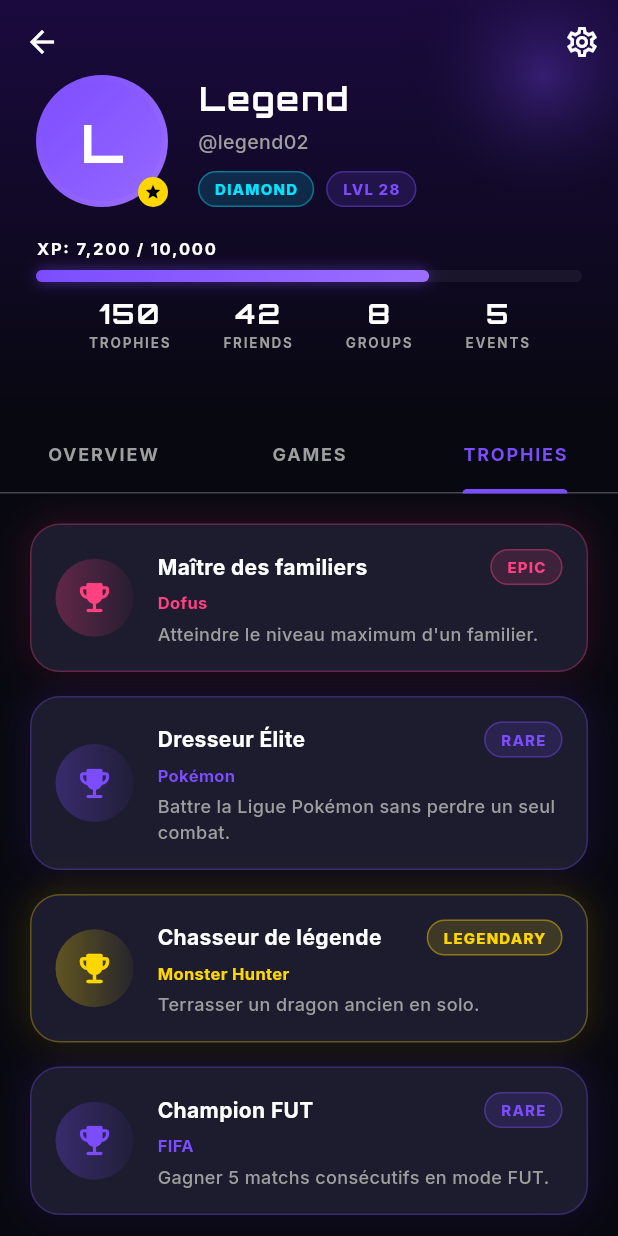
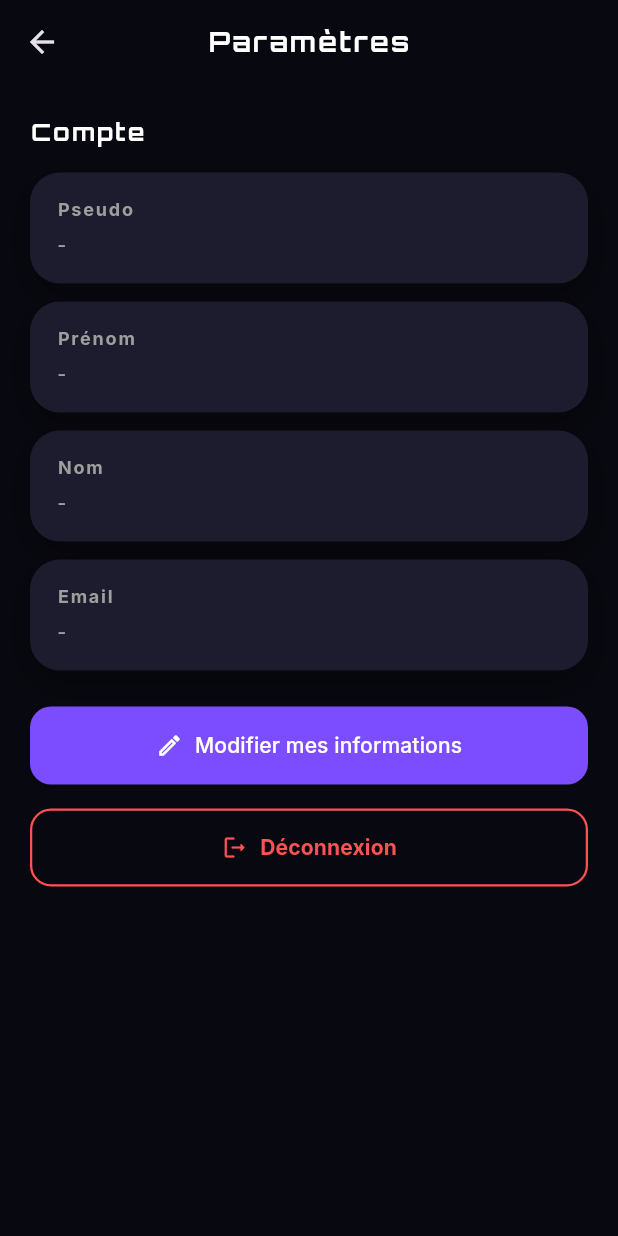
Before and after one commit to Alexandreboz/GamerConnectAPI-Mobile, a Flutter app: the ProfilPage screen opened by its route, tab 3 chosen, after a tap on the "settings" icon, on a phone screen of 412 x 824 dp. Run offline on Flutter 3.47's test engine with Material 3 defaults, Android fonts, the phone set to English and light mode, and no system bars; drawn by our look-alikes of flutter_animate; our stand-ins replace google_fonts, shared_preferences, socket_io_client; accounts and stored records are empty.

Commit message:
Page paramètres avec déconnexion et modification information

```diff
--- a/gamerconnectmobile/lib/main.dart
+++ b/gamerconnectmobile/lib/main.dart
@@ -7,6 +7,8 @@ import 'screens/register_page.dart';
 import 'screens/login.dart';
 import 'screens/home.dart';
 import 'screens/profil.dart';
+import 'screens/settings_page.dart';
+import 'screens/edit_profile_page.dart';
 import 'screens/evenement_page.dart';
 import 'screens/groupes_page.dart';
 import 'screens/joueurs_page.dart';
@@ -65,6 +67,8 @@ class GamerConnectApp extends StatelessWidget {
         '/evenements': (context) => EvenementPage(),
         '/groupes': (context) => GroupesPage(),
         '/joueurs': (context) => JoueursPage(),
+        '/settings': (context) => const SettingsPage(),
+        '/edit_profile': (context) => const EditProfilePage(),
         '/actu': (context) => ActuPage(),
         '/succes': (context) => SuccesPage(),
       },
--- a/gamerconnectmobile/lib/screens/profil.dart
+++ b/gamerconnectmobile/lib/screens/profil.dart
@@ -2,6 +2,7 @@ import 'package:flutter/material.dart';
 import 'package:flutter_animate/flutter_animate.dart';
 import '../theme/design_system.dart';
 import '../services/auth_service.dart';
+import 'settings_page.dart';
 import 'welcome.dart';
 
 class ProfilPage extends StatefulWidget {
@@ -9,31 +10,98 @@ class ProfilPage extends StatefulWidget {
   State<ProfilPage> createState() => _ProfilPageState();
 }
 
-class _ProfilPageState extends State<ProfilPage> with SingleTickerProviderStateMixin {
+class _ProfilPageState extends State<ProfilPage>
+    with SingleTickerProviderStateMixin {
   String _pseudo = 'Legend';
   late TabController _tabController;
 
   final List<Map<String, dynamic>> _favoriteGames = [
-    {'name': 'FIFA 23', 'image': 'assets/images/fifa.png', 'hours': '320h', 'color': AppColors.green},
-    {'name': 'Dofus Touch', 'image': 'assets/images/dofus.png', 'hours': '210h', 'color': AppColors.orange},
-    {'name': 'Monster H.', 'image': 'assets/images/monster.png', 'hours': '180h', 'color': AppColors.accent},
-    {'name': 'Pokemon Go', 'image': 'assets/images/pokemon.png', 'hours': '95h', 'color': AppColors.secondary},
+    {
+      'name': 'FIFA 23',
+      'image': 'assets/images/fifa.png',
+      'hours': '320h',
+      'color': AppColors.green
+    },
+    {
+      'name': 'Dofus Touch',
+      'image': 'assets/images/dofus.png',
+      'hours': '210h',
+      'color': AppColors.orange
+    },
+    {
+      'name': 'Monster H.',
+      'image': 'assets/images/monster.png',
+      'hours': '180h',
+      'color': AppColors.accent
+    },
+    {
+      'name': 'Pokemon Go',
+      'image': 'assets/images/pokemon.png',
+      'hours': '95h',
+      'color': AppColors.secondary
+    },
   ];
 
   final List<Map<String, dynamic>> _badges = [
-    {'icon': Icons.emoji_events_rounded, 'name': 'Champion', 'color': AppColors.gold},
-    {'icon': Icons.flash_on_rounded, 'name': 'Speed Run', 'color': AppColors.accent},
-    {'icon': Icons.group_rounded, 'name': 'Social', 'color': AppColors.secondary},
+    {
+      'icon': Icons.emoji_events_rounded,
+      'name': 'Champion',
+      'color': AppColors.gold
+    },
+    {
+      'icon': Icons.flash_on_rounded,
+      'name': 'Speed Run',
+      'color': AppColors.accent
+    },
+    {
+      'icon': Icons.group_rounded,
+      'name': 'Social',
+      'color': AppColors.secondary
+    },
     {'icon': Icons.star_rounded, 'name': 'Legend', 'color': AppColors.primary},
-    {'icon': Icons.local_fire_department_rounded, 'name': 'Streak', 'color': AppColors.orange},
+    {
+      'icon': Icons.local_fire_department_rounded,
+      'name': 'Streak',
+      'color': AppColors.orange
+    },
   ];
 
   final List<Map<String, dynamic>> _achievements = [
-    {'title': 'Maître des familiers', 'game': 'Dofus', 'description': 'Atteindre le niveau maximum d\'un familier.', 'rarity': 'EPIC', 'color': AppColors.accent},
-    {'title': 'Dresseur Élite', 'game': 'Pokémon', 'description': 'Battre la Ligue Pokémon sans perdre un seul combat.', 'rarity': 'RARE', 'color': AppColors.primary},
-    {'title': 'Chasseur de légende', 'game': 'Monster Hunter', 'description': 'Terrasser un dragon ancien en solo.', 'rarity': 'LEGENDARY', 'color': AppColors.gold},
-    {'title': 'Champion FUT', 'game': 'FIFA', 'description': 'Gagner 5 matchs consécutifs en mode FUT.', 'rarity': 'RARE', 'color': AppColors.secondary},
-    {'title': 'Collectionneur', 'game': 'Pokémon', 'description': 'Attraper 100 Pokémon différents.', 'rarity': 'UNCOMMON', 'color': AppColors.green},
+    {
+      'title': 'Maître des familiers',
+      'game': 'Dofus',
+      'description': 'Atteindre le niveau maximum d\'un familier.',
+      'rarity': 'EPIC',
+      'color': AppColors.accent
+    },
+    {
+      'title': 'Dresseur Élite',
+      'game': 'Pokémon',
+      'description': 'Battre la Ligue Pokémon sans perdre un seul combat.',
+      'rarity': 'RARE',
+      'color': AppColors.primary
+    },
+    {
+      'title': 'Chasseur de légende',
+      'game': 'Monster Hunter',
+      'description': 'Terrasser un dragon ancien en solo.',
+      'rarity': 'LEGENDARY',
+      'color': AppColors.gold
+    },
+    {
+      'title': 'Champion FUT',
+      'game': 'FIFA',
+      'description': 'Gagner 5 matchs consécutifs en mode FUT.',
+      'rarity': 'RARE',
+      'color': AppColors.secondary
+    },
+    {
+      'title': 'Collectionneur',
+      'game': 'Pokémon',
+      'description': 'Attraper 100 Pokémon différents.',
+      'rarity': 'UNCOMMON',
+      'color': AppColors.green
+    },
   ];
 
   @override
@@ -87,7 +155,15 @@ class _ProfilPageState extends State<ProfilPage> with SingleTickerProviderStateM
       actions: [
         IconButton(
           icon: const Icon(Icons.settings_outlined, color: Colors.white),
-          onPressed: () {},
+          onPressed: () async {
+            final updated = await Navigator.push<bool?>(
+              context,
+              MaterialPageRoute(builder: (_) => const SettingsPage()),
+            );
+            if (updated == true && mounted) {
+              _loadUser();
+            }
+          },
         ),
       ],
       flexibleSpace: FlexibleSpaceBar(
@@ -113,7 +189,10 @@ class _ProfilPageState extends State<ProfilPage> with SingleTickerProviderStateM
                 decoration: BoxDecoration(
                   shape: BoxShape.circle,
                   gradient: RadialGradient(
-                    colors: [AppColors.primary.withOpacity(0.3), Colors.transparent],
+                    colors: [
+                      AppColors.primary.withOpacity(0.3),
+                      Colors.transparent
+                    ],
                   ),
                 ),
               ),
@@ -145,8 +224,11 @@ class _ProfilPageState extends State<ProfilPage> with SingleTickerProviderStateM
                                 ),
                                 child: Center(
                                   child: Text(
-                                    _pseudo.isNotEmpty ? _pseudo[0].toUpperCase() : 'G',
-                                    style: AppStyles.heading.copyWith(fontSize: 36),
+                                    _pseudo.isNotEmpty
+                                        ? _pseudo[0].toUpperCase()
+                                        : 'G',
+                                    style: AppStyles.heading
+                                        .copyWith(fontSize: 36),
                                   ),
                                 ),
                               ),
@@ -157,7 +239,8 @@ class _ProfilPageState extends State<ProfilPage> with SingleTickerProviderStateM
                                 color: AppColors.gold,
                                 shape: BoxShape.circle,
                               ),
-                              child: const Icon(Icons.star, color: Colors.black, size: 12),
+                              child: const Icon(Icons.star,
+                                  color: Colors.black, size: 12),
                             ),
                           ],
                         ),
@@ -166,13 +249,17 @@ class _ProfilPageState extends State<ProfilPage> with SingleTickerProviderStateM
                           child: Column(
                             crossAxisAlignment: CrossAxisAlignment.start,
                             children: [
-                              Text(_pseudo, style: AppStyles.heading.copyWith(fontSize: 22)),
+                              Text(_pseudo,
+                                  style:
+                                      AppStyles.heading.copyWith(fontSize: 22)),
                               const SizedBox(height: 4),
-                              Text('@${_pseudo.toLowerCase()}02', style: AppStyles.subHeading),
+                              Text('@${_pseudo.toLowerCase()}02',
+                                  style: AppStyles.subHeading),
                               const SizedBox(height: 10),
                               Row(
                                 children: [
-                                  AppWidgets.badge('DIAMOND', AppColors.secondary),
+                                  AppWidgets.badge(
+                                      'DIAMOND', AppColors.secondary),
                                   const SizedBox(width: 8),
                                   AppWidgets.badge('LVL 28', AppColors.primary),
                                 ],
@@ -206,8 +293,11 @@ class _ProfilPageState extends State<ProfilPage> with SingleTickerProviderStateM
 
   Widget _headerStat(String v, String l) => Column(
         children: [
-      Text(v, style: AppStyles.heading.copyWith(fontSize: 18, color: Colors.white)),
-      Text(l, style: AppStyles.label.copyWith(fontSize: 9, color: Colors.grey)),
+          Text(v,
+              style: AppStyles.heading
+                  .copyWith(fontSize: 18, color: Colors.white)),
+          Text(l,
+              style: AppStyles.label.copyWith(fontSize: 9, color: Colors.grey)),
         ],
       );
 
@@ -219,10 +309,15 @@ class _ProfilPageState extends State<ProfilPage> with SingleTickerProviderStateM
         indicatorColor: AppColors.primary,
         indicatorWeight: 3,
         labelStyle: AppStyles.label.copyWith(fontSize: 12),
-        unselectedLabelStyle: AppStyles.label.copyWith(fontSize: 12, color: Colors.grey),
+        unselectedLabelStyle:
+            AppStyles.label.copyWith(fontSize: 12, color: Colors.grey),
         labelColor: AppColors.primary,
         unselectedLabelColor: Colors.grey,
-        tabs: const [Tab(text: 'OVERVIEW'), Tab(text: 'GAMES'), Tab(text: 'TROPHIES')],
+        tabs: const [
+          Tab(text: 'OVERVIEW'),
+          Tab(text: 'GAMES'),
+          Tab(text: 'TROPHIES')
+        ],
       ),
     );
   }
@@ -239,21 +334,28 @@ class _ProfilPageState extends State<ProfilPage> with SingleTickerProviderStateM
           const SizedBox(height: 16),
           Row(
             mainAxisAlignment: MainAxisAlignment.spaceEvenly,
-            children: _badges.map((b) => Column(
+            children: _badges
+                .map((b) => Column(
                       children: [
                         Container(
                           padding: const EdgeInsets.all(14),
                           decoration: BoxDecoration(
                             shape: BoxShape.circle,
-                    gradient: AppColors.cardGradient(b['color'] as Color),
-                    border: Border.all(color: (b['color'] as Color).withOpacity(0.4)),
+                            gradient:
+                                AppColors.cardGradient(b['color'] as Color),
+                            border: Border.all(
+                                color: (b['color'] as Color).withOpacity(0.4)),
                           ),
-                  child: Icon(b['icon'] as IconData, color: b['color'] as Color, size: 22),
+                          child: Icon(b['icon'] as IconData,
+                              color: b['color'] as Color, size: 22),
                         ),
                         const SizedBox(height: 6),
-                Text(b['name'] as String, style: AppStyles.label.copyWith(fontSize: 9, color: Colors.grey)),
+                        Text(b['name'] as String,
+                            style: AppStyles.label
+                                .copyWith(fontSize: 9, color: Colors.grey)),
                       ],
-            )).toList(),
+                    ))
+                .toList(),
           ).animate().fadeIn(delay: const Duration(milliseconds: 100)),
 
           const SizedBox(height: 28),
@@ -261,11 +363,15 @@ class _ProfilPageState extends State<ProfilPage> with SingleTickerProviderStateM
           const SizedBox(height: 16),
           Row(
             children: [
-              _accountCard("PlayStation", Icons.gamepad_rounded, AppColors.primary, connected: true),
+              _accountCard(
+                  "PlayStation", Icons.gamepad_rounded, AppColors.primary,
+                  connected: true),
               const SizedBox(width: 12),
-              _accountCard("Xbox", Icons.sports_esports, AppColors.green, connected: false),
+              _accountCard("Xbox", Icons.sports_esports, AppColors.green,
+                  connected: false),
               const SizedBox(width: 12),
-              _accountCard("Steam", Icons.computer_rounded, AppColors.secondary, connected: true),
+              _accountCard("Steam", Icons.computer_rounded, AppColors.secondary,
+                  connected: true),
             ],
           ).animate().fadeIn(delay: const Duration(milliseconds: 200)),
 
@@ -303,11 +409,14 @@ class _ProfilPageState extends State<ProfilPage> with SingleTickerProviderStateM
                 }
               },
               icon: const Icon(Icons.logout_rounded, color: Colors.redAccent),
-              label: const Text("SIGN OUT", style: TextStyle(color: Colors.redAccent, fontWeight: FontWeight.bold)),
+              label: const Text("SIGN OUT",
+                  style: TextStyle(
+                      color: Colors.redAccent, fontWeight: FontWeight.bold)),
               style: OutlinedButton.styleFrom(
                 padding: const EdgeInsets.symmetric(vertical: 16),
                 side: const BorderSide(color: Colors.redAccent, width: 1.5),
-                shape: RoundedRectangleBorder(borderRadius: BorderRadius.circular(14)),
+                shape: RoundedRectangleBorder(
+                    borderRadius: BorderRadius.circular(14)),
               ),
             ),
           ).animate().fadeIn(delay: const Duration(milliseconds: 400)),
@@ -316,7 +425,8 @@ class _ProfilPageState extends State<ProfilPage> with SingleTickerProviderStateM
     );
   }
 
-  Widget _accountCard(String name, IconData icon, Color color, {bool connected = false}) {
+  Widget _accountCard(String name, IconData icon, Color color,
+      {bool connected = false}) {
     return Expanded(
       child: Container(
         padding: const EdgeInsets.symmetric(vertical: 16),
@@ -325,9 +435,12 @@ class _ProfilPageState extends State<ProfilPage> with SingleTickerProviderStateM
           children: [
             Icon(icon, color: connected ? color : Colors.grey, size: 26),
             const SizedBox(height: 8),
-            Text(name, style: AppStyles.label.copyWith(fontSize: 9, color: connected ? color : Colors.grey)),
+            Text(name,
+                style: AppStyles.label.copyWith(
+                    fontSize: 9, color: connected ? color : Colors.grey)),
             const SizedBox(height: 6),
-            AppWidgets.badge(connected ? 'LINKED' : 'CONNECT', connected ? color : Colors.grey),
+            AppWidgets.badge(connected ? 'LINKED' : 'CONNECT',
+                connected ? color : Colors.grey),
           ],
         ),
       ),
@@ -342,7 +455,8 @@ class _ProfilPageState extends State<ProfilPage> with SingleTickerProviderStateM
           mainAxisAlignment: MainAxisAlignment.spaceBetween,
           children: [
             Text(label, style: AppStyles.subHeading.copyWith(fontSize: 12)),
-            Text('${(value * 100).toInt()}%', style: AppStyles.label.copyWith(fontSize: 11, color: color)),
+            Text('${(value * 100).toInt()}%',
+                style: AppStyles.label.copyWith(fontSize: 11, color: color)),
           ],
         ),
         const SizedBox(height: 6),
@@ -367,19 +481,26 @@ class _ProfilPageState extends State<ProfilPage> with SingleTickerProviderStateM
               children: [
                 ClipRRect(
                   borderRadius: BorderRadius.circular(12),
-                  child: Image.asset(g['image'] as String, width: 70, height: 70, fit: BoxFit.cover),
+                  child: Image.asset(g['image'] as String,
+                      width: 70, height: 70, fit: BoxFit.cover),
                 ),
                 const SizedBox(width: 16),
                 Expanded(
                   child: Column(
                     crossAxisAlignment: CrossAxisAlignment.start,
                     children: [
-                      Text(g['name'] as String, style: const TextStyle(color: Colors.white, fontWeight: FontWeight.bold, fontSize: 16)),
+                      Text(g['name'] as String,
+                          style: const TextStyle(
+                              color: Colors.white,
+                              fontWeight: FontWeight.bold,
+                              fontSize: 16)),
                       const SizedBox(height: 6),
                       Row(children: [
-                        const Icon(Icons.timer_outlined, color: Colors.grey, size: 14),
+                        const Icon(Icons.timer_outlined,
+                            color: Colors.grey, size: 14),
                         const SizedBox(width: 4),
-                        Text(g['hours'] as String, style: AppStyles.subHeading.copyWith(fontSize: 12)),
+                        Text(g['hours'] as String,
+                            style: AppStyles.subHeading.copyWith(fontSize: 12)),
                       ]),
                       const SizedBox(height: 12),
                       AppWidgets.xpBar([0.85, 0.70, 0.60, 0.40][i].toDouble()),
@@ -394,22 +515,33 @@ class _ProfilPageState extends State<ProfilPage> with SingleTickerProviderStateM
                         color: (g['color'] as Color).withOpacity(0.15),
                         shape: BoxShape.circle,
                       ),
-                      child: Icon(Icons.star_rounded, color: g['color'] as Color, size: 18),
+                      child: Icon(Icons.star_rounded,
+                          color: g['color'] as Color, size: 18),
                     ),
                     const SizedBox(height: 4),
-                    Text('#${i + 1}', style: AppStyles.label.copyWith(fontSize: 11, color: g['color'] as Color)),
+                    Text('#${i + 1}',
+                        style: AppStyles.label.copyWith(
+                            fontSize: 11, color: g['color'] as Color)),
                   ],
                 ),
               ],
             ),
-          ).animate().fadeIn(delay: Duration(milliseconds: 100 * i)).slideX(begin: 0.1);
+          )
+              .animate()
+              .fadeIn(delay: Duration(milliseconds: 100 * i))
+              .slideX(begin: 0.1);
         }).toList(),
       ),
     );
   }
 
   Widget _buildAchievementsTab() {
-    final colors = {'LEGENDARY': AppColors.gold, 'EPIC': AppColors.accent, 'RARE': AppColors.primary, 'UNCOMMON': AppColors.green};
+    final colors = {
+      'LEGENDARY': AppColors.gold,
+      'EPIC': AppColors.accent,
+      'RARE': AppColors.primary,
+      'UNCOMMON': AppColors.green
+    };
     return ListView.builder(
       physics: const BouncingScrollPhysics(),
       padding: const EdgeInsets.all(20),
@@ -429,10 +561,14 @@ class _ProfilPageState extends State<ProfilPage> with SingleTickerProviderStateM
                 decoration: BoxDecoration(
                   shape: BoxShape.circle,
                   gradient: LinearGradient(
-                    colors: [rarityColor.withOpacity(0.3), rarityColor.withOpacity(0.05)],
+                    colors: [
+                      rarityColor.withOpacity(0.3),
+                      rarityColor.withOpacity(0.05)
+                    ],
                   ),
                 ),
-                child: Icon(Icons.emoji_events_rounded, color: rarityColor, size: 26),
+                child: Icon(Icons.emoji_events_rounded,
+                    color: rarityColor, size: 26),
               ),
               const SizedBox(width: 16),
               Expanded(
@@ -441,20 +577,33 @@ class _ProfilPageState extends State<ProfilPage> with SingleTickerProviderStateM
                   children: [
                     Row(
                       children: [
-                        Expanded(child: Text(a['title'] as String, style: const TextStyle(color: Colors.white, fontWeight: FontWeight.bold, fontSize: 14))),
+                        Expanded(
+                            child: Text(a['title'] as String,
+                                style: const TextStyle(
+                                    color: Colors.white,
+                                    fontWeight: FontWeight.bold,
+                                    fontSize: 14))),
                         AppWidgets.badge(a['rarity'] as String, rarityColor),
                       ],
                     ),
                     const SizedBox(height: 4),
-                    Text(a['game'] as String, style: TextStyle(color: rarityColor, fontSize: 11, fontWeight: FontWeight.bold)),
+                    Text(a['game'] as String,
+                        style: TextStyle(
+                            color: rarityColor,
+                            fontSize: 11,
+                            fontWeight: FontWeight.bold)),
                     const SizedBox(height: 4),
-                    Text(a['description'] as String, style: AppStyles.subHeading.copyWith(fontSize: 12)),
+                    Text(a['description'] as String,
+                        style: AppStyles.subHeading.copyWith(fontSize: 12)),
                   ],
                 ),
               ),
             ],
           ),
-        ).animate().fadeIn(delay: Duration(milliseconds: 100 * i)).slideY(begin: 0.2);
+        )
+            .animate()
+            .fadeIn(delay: Duration(milliseconds: 100 * i))
+            .slideY(begin: 0.2);
       },
     );
   }
--- /dev/null
+++ b/gamerconnectmobile/lib/screens/settings_page.dart
@@ -0,0 +1,129 @@
+import 'package:flutter/material.dart';
+import '../services/auth_service.dart';
+import '../theme/design_system.dart';
+import 'edit_profile_page.dart';
+import 'welcome.dart';
+
+class SettingsPage extends StatefulWidget {
+  const SettingsPage({super.key});
+
+  @override
+  State<SettingsPage> createState() => _SettingsPageState();
+}
+
+class _SettingsPageState extends State<SettingsPage> {
+  Map<String, String> _profile = {
+    'pseudo': '',
+    'nom': '',
+    'prenom': '',
+    'email': '',
+  };
+
+  bool _loading = true;
+
+  @override
+  void initState() {
+    super.initState();
+    _loadProfile();
+  }
+
+  Future<void> _loadProfile() async {
+    final profile = await AuthService.getProfile();
+    if (!mounted) return;
+    setState(() {
+      _profile = profile;
+      _loading = false;
+    });
+  }
+
+  Future<void> _logout() async {
+    await AuthService.logout();
+    if (!mounted) return;
+    Navigator.pushAndRemoveUntil(
+      context,
+      MaterialPageRoute(builder: (_) => WelcomePage()),
+      (_) => false,
+    );
+  }
+
+  Future<void> _openEditProfile() async {
+    final result = await Navigator.push<bool?>(
+      context,
+      MaterialPageRoute(builder: (_) => const EditProfilePage()),
+    );
+    if (result == true) {
+      await _loadProfile();
+    }
+  }
+
+  @override
+  Widget build(BuildContext context) {
+    return Scaffold(
+      appBar: AppBar(
+        title:
+            Text('Paramètres', style: AppStyles.heading.copyWith(fontSize: 18)),
+      ),
+      body: _loading
+          ? const Center(
+              child: CircularProgressIndicator(color: AppColors.primary))
+          : ListView(
+              padding: const EdgeInsets.all(20),
+              children: [
+                Text('Compte', style: AppStyles.heading.copyWith(fontSize: 16)),
+                const SizedBox(height: 16),
+                _infoTile('Pseudo', _profile['pseudo'] ?? ''),
+                const SizedBox(height: 12),
+                _infoTile('Prénom', _profile['prenom'] ?? ''),
+                const SizedBox(height: 12),
+                _infoTile('Nom', _profile['nom'] ?? ''),
+                const SizedBox(height: 12),
+                _infoTile('Email', _profile['email'] ?? ''),
+                const SizedBox(height: 24),
+                ElevatedButton.icon(
+                  onPressed: _openEditProfile,
+                  icon: const Icon(Icons.edit_outlined),
+                  label: const Text('Modifier mes informations'),
+                  style: ElevatedButton.styleFrom(
+                    padding: const EdgeInsets.symmetric(vertical: 16),
+                    shape: RoundedRectangleBorder(
+                        borderRadius: BorderRadius.circular(14)),
+                  ),
+                ),
+                const SizedBox(height: 16),
+                OutlinedButton.icon(
+                  onPressed: _logout,
+                  icon:
+                      const Icon(Icons.logout_rounded, color: Colors.redAccent),
+                  label: const Text('Déconnexion',
+                      style: TextStyle(
+                          color: Colors.redAccent,
+                          fontWeight: FontWeight.bold)),
+                  style: OutlinedButton.styleFrom(
+                    padding: const EdgeInsets.symmetric(vertical: 16),
+                    side: const BorderSide(color: Colors.redAccent, width: 1.5),
+                    shape: RoundedRectangleBorder(
+                        borderRadius: BorderRadius.circular(14)),
+                  ),
+                ),
+              ],
+            ),
+    );
+  }
+
+  Widget _infoTile(String title, String value) {
+    return Container(
+      padding: const EdgeInsets.symmetric(vertical: 16, horizontal: 18),
+      decoration: AppStyles.cardDecoration,
+      child: Column(
+        crossAxisAlignment: CrossAxisAlignment.start,
+        children: [
+          Text(title,
+              style:
+                  AppStyles.label.copyWith(color: Colors.grey, fontSize: 12)),
+          const SizedBox(height: 6),
+          Text(value.isNotEmpty ? value : '-', style: AppStyles.subHeading),
+        ],
+      ),
+    );
+  }
+}
```
Also changed, not shown: gamerconnectmobile/lib/screens/edit_profile_page.dart (added, +157 -0 lines), gamerconnectmobile/lib/services/api_service.dart (+10 -0 lines), 2 other files. Lines whose indentation alone changed are shown as unchanged.
